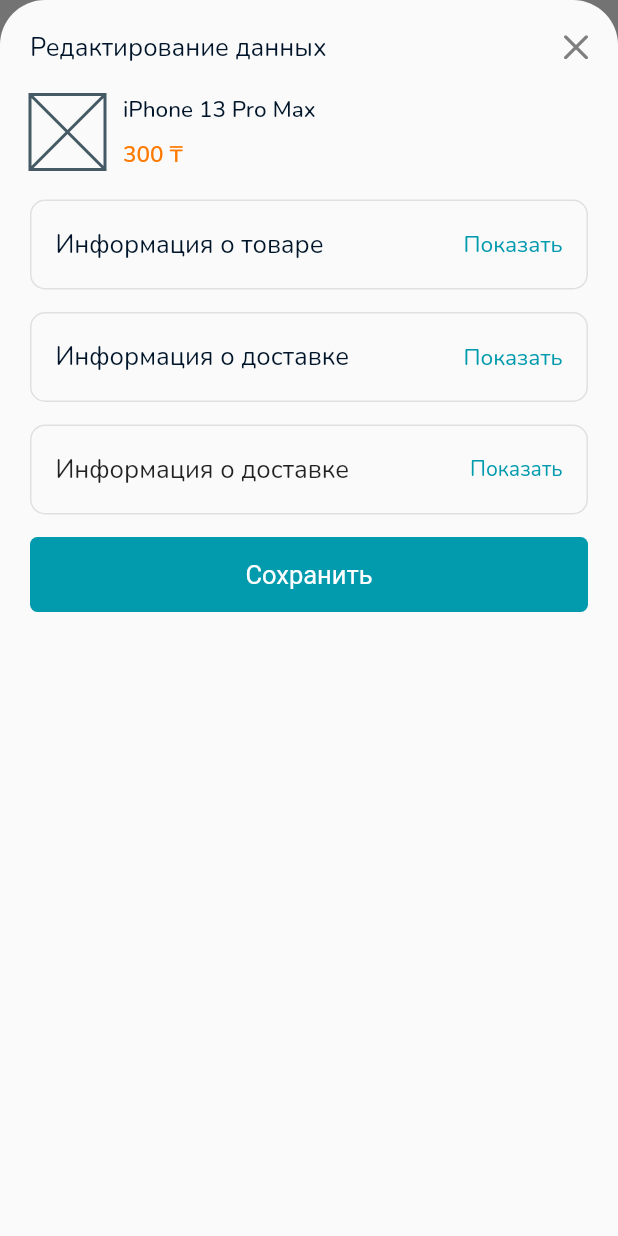
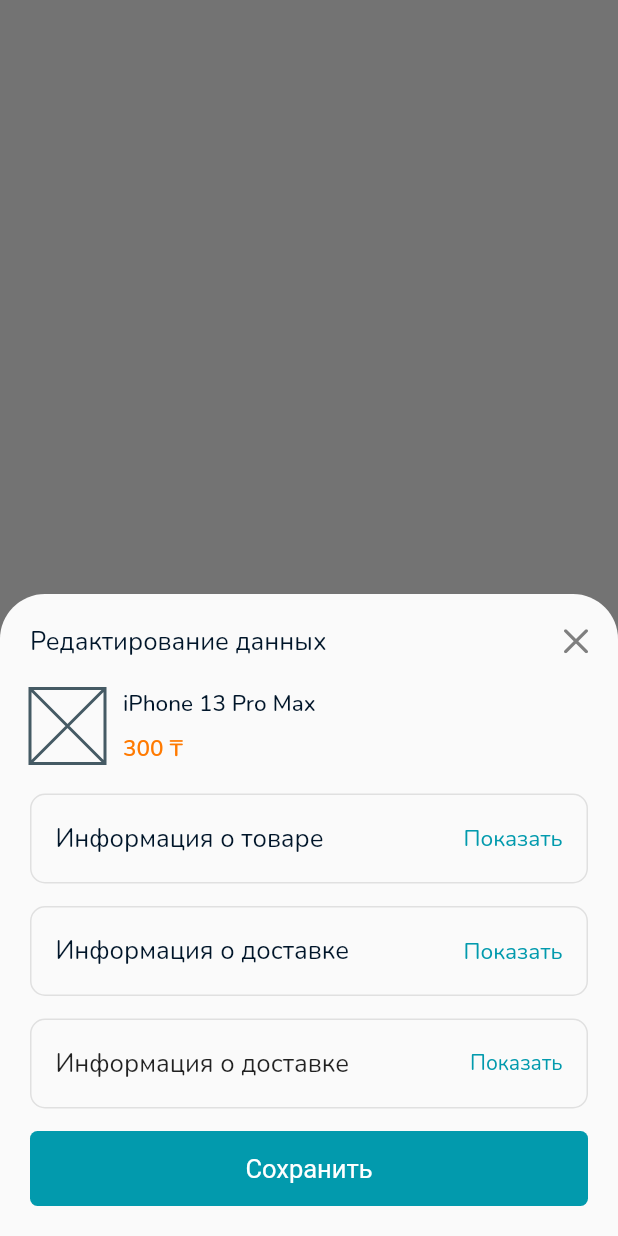
Before and after one commit to ulanmd/evrika_retail, a Flutter app: what showEditOrder() shows on an empty page, opened directly, on a phone screen of 412 x 824 dp. Run offline on Flutter 3.47's test engine with Material 2 defaults, Android fonts, the phone set to English and light mode, and no system bars; our stand-ins replace dotted_border, dotted_line, flutter_svg, google_fonts, page_transition, webview_flutter; missing offline and left inert: crea_radio_button, just_the_tooltip, mobile_scanner, scrollable_clean_calendar; project files that could hold a hidden picture were left out.

```diff
--- a/lib/edit_address_widget.dart
+++ b/lib/edit_address_widget.dart
@@ -42,7 +42,7 @@ class EditAddressWidget extends StatelessWidget {
           ),
           Expanded(
             child: Column(
-              mainAxisSize: MainAxisSize.min,
+           //   mainAxisSize: MainAxisSize.min,
               children: [
                 RequiredLabel(text: 'Адрес доставки'),
                 SizedBox(height: 10,),
--- a/lib/edit_order_bottom_modal.dart
+++ b/lib/edit_order_bottom_modal.dart
@@ -14,11 +14,14 @@ class EditOrderBottomModal extends StatelessWidget {
   @override
   Widget build(BuildContext context) {
     return Container(
+      constraints:
+      BoxConstraints(maxHeight: MediaQuery.of(context).size.height * 0.85),
       padding: EdgeInsets.only(top: 20, bottom: 20, left: 20, right: 20),
-      // constraints: BoxConstraints.loose(Size(
-      //     MediaQuery.of(context).size.width,
-      //     MediaQuery.of(context).size.height * 0.85)),
-      //height: MediaQuery.of(context).size.height * 0.85,
+      child: ListView(
+        shrinkWrap: true,
+        children: [
+          Padding(
+            padding: MediaQuery.of(context).viewInsets,
             child: Column(
               children: [
                 Row(
@@ -42,9 +45,7 @@ class EditOrderBottomModal extends StatelessWidget {
                 SizedBox(
                   height: 20,
                 ),
-          Expanded(
-            child: SingleChildScrollView(
-              child: Column(
+                Column(
                   mainAxisSize: MainAxisSize.min,
                   children: [
                     Row(
@@ -96,6 +97,7 @@ class EditOrderBottomModal extends StatelessWidget {
                     )
                   ],
                 ),
+              ],
             ),
           ),
         ],
--- a/lib/main.dart
+++ b/lib/main.dart
@@ -1,3 +1,4 @@
+import 'package:evrika_retail/screens/login_screen.dart';
 import 'package:evrika_retail/screens/main_screen.dart';
 import 'package:evrika_retail/screens/online_orders_screen.dart';
 import 'package:flutter/material.dart';
@@ -18,7 +19,7 @@ class MyApp extends StatelessWidget {
     return MaterialApp(
       title: 'Evrika Retail',
       theme: evrikaTheme,
-      home: MainScreen(),
+      home: LoginScreen(),
       onGenerateRoute: (settings) {
         switch (settings.name) {
           case '/main':
--- a/lib/utils.dart
+++ b/lib/utils.dart
@@ -25,10 +25,7 @@ void showEditOrder(context) {
       isScrollControlled: true,
       shape: const RoundedRectangleBorder(
           borderRadius: BorderRadius.vertical(top: Radius.circular(30))),
-      builder: (context) => Padding(
-            padding: MediaQuery.of(context).viewInsets,
-            child: const EditOrderBottomModal(),
-          ));
+      builder: (context) => const EditOrderBottomModal());
 }
 
 void showEditAddress(context) {
--- a/pubspec.yaml
+++ b/pubspec.yaml
@@ -54,6 +54,7 @@ dependencies:
   simple_vertical_calendar: ^1.1.0
   expand_tap_area: ^1.1.1
   dotted_border: ^2.0.0+3
+  http: ^0.13.5
 
 
 dev_dependencies:
```
Also changed, not shown: lib/screens/login_qr_screen.dart (added, +67 -0 lines), lib/screens/login_screen.dart (+11 -2 lines), assets/icons/illustration.svg (added), pubspec.lock. Lines whose indentation alone changed are shown as unchanged.
